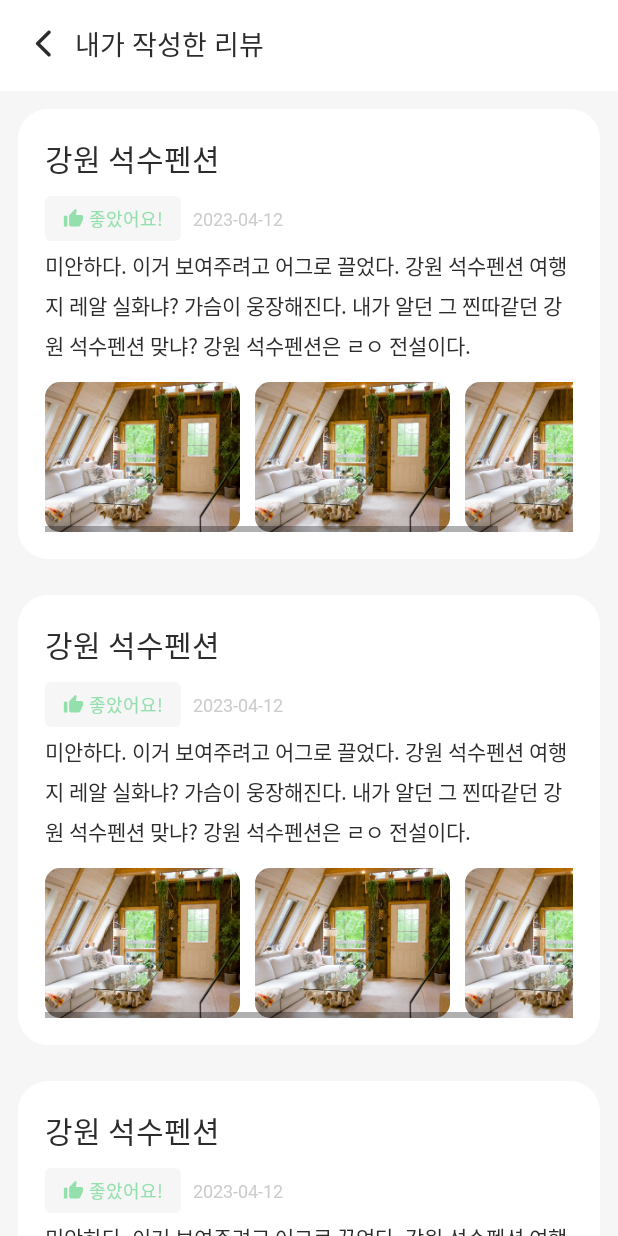
After one commit to HUFS-Capstone-23-01/TravelFeelDog-Android, an Android app: the layout fragment_my_review.xml on its own in the app's theme, with its tools: preview values and no code run, on a phone screen of 412 x 824 dp. The commit adds this screen. Run offline under Robolectric (Android 15) with nearby library versions, the phone set to English and light mode, and no system bars.

Commit message:
[LAYOUT] 내가 작성한 리뷰 페이지 제작

```diff
--- /dev/null
+++ b/app/src/main/java/com/example/travelfeeldog/presentation/mypage/MyReviewFragment.kt
@@ -0,0 +1,14 @@
+package com.example.travelfeeldog.presentation.mypage
+
+import android.os.Bundle
+import androidx.fragment.app.Fragment
+import android.view.LayoutInflater
+import android.view.View
+import android.view.ViewGroup
+import com.example.travelfeeldog.R
+import com.example.travelfeeldog.databinding.FragmentMyReviewBinding
+import com.example.travelfeeldog.presentation.common.BaseFragment
+
+class MyReviewFragment : BaseFragment<FragmentMyReviewBinding>(R.layout.fragment_my_review) {
+
+}
--- /dev/null
+++ b/app/src/main/res/drawable/bg_box_solid_gray_small.xml
@@ -0,0 +1,5 @@
+<?xml version="1.0" encoding="utf-8"?>
+<shape xmlns:android="http://schemas.android.com/apk/res/android">
+    <solid android:color="@color/gray4"/>
+    <corners android:radius="4dp"/>
+</shape>
--- a/app/src/main/res/drawable/ic_arrow_left.xml
+++ b/app/src/main/res/drawable/ic_arrow_left.xml
@@ -1,9 +1,9 @@
 <vector xmlns:android="http://schemas.android.com/apk/res/android"
-    android:width="48dp"
-    android:height="48dp"
+    android:width="22dp"
+    android:height="22dp"
     android:viewportWidth="48"
     android:viewportHeight="48">
   <path
       android:pathData="M30.25,42.2L13.4,25.4C13.2,25.2 13.058,24.983 12.974,24.75C12.89,24.517 12.849,24.267 12.85,24C12.85,23.733 12.891,23.483 12.974,23.25C13.057,23.017 13.199,22.8 13.4,22.6L30.25,5.75C30.717,5.283 31.3,5.05 32,5.05C32.7,5.05 33.3,5.3 33.8,5.8C34.3,6.3 34.55,6.883 34.55,7.55C34.55,8.216 34.3,8.8 33.8,9.3L19.1,24L33.8,38.7C34.267,39.167 34.5,39.742 34.5,40.426C34.5,41.11 34.25,41.701 33.75,42.2C33.25,42.7 32.667,42.95 32,42.95C31.333,42.95 30.75,42.7 30.25,42.2Z"
-      android:fillColor="#CCCCCC"/>
+      android:fillColor="@color/black"/>
 </vector>
--- a/app/src/main/res/drawable/ic_close.xml
+++ b/app/src/main/res/drawable/ic_close.xml
@@ -1,6 +1,6 @@
 <vector xmlns:android="http://schemas.android.com/apk/res/android"
-    android:width="18dp"
-    android:height="18dp"
+    android:width="26dp"
+    android:height="26dp"
     android:viewportWidth="26"
     android:viewportHeight="26">
   <path
--- /dev/null
+++ b/app/src/main/res/drawable/ic_dislike.xml
@@ -0,0 +1,4 @@
+<vector android:height="14dp" android:viewportHeight="50"
+    android:viewportWidth="50" android:width="14dp" xmlns:android="http://schemas.android.com/apk/res/android">
+    <path android:fillColor="#FF6565" android:pathData="M2.083,29.167C2.083,30.272 2.522,31.331 3.304,32.113C4.085,32.894 5.145,33.333 6.25,33.333L19.417,33.333L17.417,42.854C17.375,43.062 17.354,43.292 17.354,43.521C17.354,44.375 17.708,45.167 18.271,45.729L20.479,47.917L34.187,34.208C34.958,33.437 35.417,32.396 35.417,31.25L35.417,10.417C35.417,9.311 34.978,8.252 34.196,7.47C33.415,6.689 32.355,6.25 31.25,6.25L12.5,6.25C10.771,6.25 9.292,7.292 8.667,8.792L2.375,23.479C2.187,23.958 2.083,24.458 2.083,25L2.083,29.167ZM47.917,6.25L39.583,6.25L39.583,31.25L47.917,31.25L47.917,6.25Z"/>
+</vector>
--- /dev/null
+++ b/app/src/main/res/drawable/ic_like.xml
@@ -0,0 +1,4 @@
+<vector android:height="14dp" android:viewportHeight="50"
+    android:viewportWidth="50" android:width="14dp" xmlns:android="http://schemas.android.com/apk/res/android">
+    <path android:fillColor="#94E0AC" android:pathData="M47.917,20.833C47.917,19.728 47.478,18.669 46.696,17.887C45.915,17.106 44.855,16.667 43.75,16.667H30.583L32.583,7.146C32.625,6.938 32.646,6.708 32.646,6.479C32.646,5.625 32.292,4.833 31.729,4.271L29.521,2.083L15.813,15.792C15.042,16.563 14.583,17.604 14.583,18.75V39.583C14.583,40.689 15.023,41.748 15.804,42.53C16.585,43.311 17.645,43.75 18.75,43.75H37.5C39.229,43.75 40.708,42.708 41.333,41.208L47.625,26.521C47.813,26.042 47.917,25.542 47.917,25V20.833ZM2.083,43.75H10.417V18.75H2.083V43.75Z"/>
+</vector>
--- /dev/null
+++ b/app/src/main/res/drawable/ic_normal.xml
@@ -0,0 +1,4 @@
+<vector android:height="14dp" android:viewportHeight="50"
+    android:viewportWidth="50" android:width="14dp" xmlns:android="http://schemas.android.com/apk/res/android">
+    <path android:fillColor="@color/emo_purple" android:pathData="M25,45.833C13.494,45.833 4.167,36.506 4.167,25C4.167,13.494 13.494,4.167 25,4.167C36.506,4.167 45.833,13.494 45.833,25C45.833,36.506 36.506,45.833 25,45.833ZM16.667,29.167V33.333H33.333V29.167H16.667ZM16.667,22.917C17.496,22.917 18.29,22.587 18.876,22.001C19.462,21.415 19.792,20.62 19.792,19.792C19.792,18.963 19.462,18.168 18.876,17.582C18.29,16.996 17.496,16.667 16.667,16.667C15.838,16.667 15.043,16.996 14.457,17.582C13.871,18.168 13.542,18.963 13.542,19.792C13.542,20.62 13.871,21.415 14.457,22.001C15.043,22.587 15.838,22.917 16.667,22.917ZM33.333,22.917C34.162,22.917 34.957,22.587 35.543,22.001C36.129,21.415 36.458,20.62 36.458,19.792C36.458,18.963 36.129,18.168 35.543,17.582C34.957,16.996 34.162,16.667 33.333,16.667C32.505,16.667 31.71,16.996 31.124,17.582C30.538,18.168 30.208,18.963 30.208,19.792C30.208,20.62 30.538,21.415 31.124,22.001C31.71,22.587 32.505,22.917 33.333,22.917Z"/>
+</vector>
--- /dev/null
+++ b/app/src/main/res/layout/fragment_my_review.xml
@@ -0,0 +1,50 @@
+<?xml version="1.0" encoding="utf-8"?>
+<layout xmlns:android="http://schemas.android.com/apk/res/android"
+    xmlns:app="http://schemas.android.com/apk/res-auto"
+    xmlns:tools="http://schemas.android.com/tools"
+    tools:context=".presentation.mypage.MyReviewFragment">
+
+    <androidx.constraintlayout.widget.ConstraintLayout
+        android:layout_width="match_parent"
+        android:layout_height="match_parent">
+
+        <androidx.appcompat.widget.AppCompatImageButton
+            android:id="@+id/ib_my_page_review_close"
+            android:layout_width="wrap_content"
+            android:layout_height="wrap_content"
+            android:layout_marginStart="18dp"
+            android:layout_marginTop="18dp"
+            android:background="@color/transparent"
+            android:src="@drawable/ic_arrow_left"
+            app:layout_constraintEnd_toStartOf="@id/tv_my_review_top_title"
+            app:layout_constraintStart_toStartOf="parent"
+            app:layout_constraintTop_toTopOf="parent" />
+
+        <androidx.appcompat.widget.AppCompatTextView
+            android:id="@+id/tv_my_review_top_title"
+            style="@style/Text_18_Medium.Black"
+            android:layout_width="0dp"
+            android:layout_height="wrap_content"
+            android:layout_marginStart="10dp"
+            android:text="내가 작성한 리뷰"
+            app:layout_constraintBottom_toBottomOf="@id/ib_my_page_review_close"
+            app:layout_constraintEnd_toEndOf="parent"
+            app:layout_constraintStart_toEndOf="@id/ib_my_page_review_close"
+            app:layout_constraintTop_toTopOf="@id/ib_my_page_review_close" />
+
+        <androidx.recyclerview.widget.RecyclerView
+            android:id="@+id/rv_my_review_list"
+            android:layout_width="match_parent"
+            android:layout_height="0dp"
+            android:layout_marginTop="18dp"
+            android:background="@color/gray4"
+            android:orientation="vertical"
+            app:layoutManager="androidx.recyclerview.widget.LinearLayoutManager"
+            app:layout_constraintBottom_toBottomOf="parent"
+            app:layout_constraintEnd_toEndOf="parent"
+            app:layout_constraintStart_toStartOf="parent"
+            app:layout_constraintTop_toBottomOf="@id/tv_my_review_top_title"
+            tools:listitem="@layout/item_my_review" />
+    </androidx.constraintlayout.widget.ConstraintLayout>
+
+</layout>
--- /dev/null
+++ b/app/src/main/res/layout/item_my_review.xml
@@ -0,0 +1,159 @@
+<?xml version="1.0" encoding="utf-8"?>
+<layout xmlns:android="http://schemas.android.com/apk/res/android"
+    xmlns:app="http://schemas.android.com/apk/res-auto"
+    xmlns:tools="http://schemas.android.com/tools">
+
+    <androidx.constraintlayout.widget.ConstraintLayout
+        android:layout_width="match_parent"
+        android:layout_height="wrap_content"
+        android:background="@color/gray4"
+        android:padding="12dp">
+
+        <androidx.constraintlayout.widget.ConstraintLayout
+            android:layout_width="match_parent"
+            android:layout_height="match_parent"
+            android:background="@drawable/bg_white_radius"
+            android:padding="18dp"
+            app:layout_constraintBottom_toBottomOf="parent"
+            app:layout_constraintEnd_toEndOf="parent"
+            app:layout_constraintStart_toStartOf="parent"
+            app:layout_constraintTop_toTopOf="parent">
+
+            <androidx.appcompat.widget.AppCompatTextView
+                android:id="@+id/tv_location_name"
+                style="@style/Text_20_Bold.Black"
+                android:layout_width="0dp"
+                android:layout_height="wrap_content"
+                app:layout_constraintEnd_toEndOf="parent"
+                app:layout_constraintStart_toStartOf="parent"
+                app:layout_constraintTop_toTopOf="parent"
+                tools:text="강원 석수펜션" />
+
+            <androidx.appcompat.widget.AppCompatTextView
+                android:id="@+id/tv_like_tag"
+                style="@style/Text_12_Bold.Green"
+                android:layout_width="wrap_content"
+                android:layout_height="wrap_content"
+                android:layout_marginTop="10dp"
+                android:background="@drawable/bg_box_solid_gray_small"
+                android:drawableStart="@drawable/ic_like"
+                android:drawablePadding="3dp"
+                android:paddingStart="12dp"
+                android:paddingTop="6dp"
+                android:paddingEnd="12dp"
+                android:paddingBottom="6dp"
+                android:text="좋았어요!"
+                android:visibility="visible"
+                app:layout_constraintStart_toStartOf="parent"
+                app:layout_constraintTop_toBottomOf="@id/tv_location_name" />
+
+            <androidx.appcompat.widget.AppCompatTextView
+                android:id="@+id/tv_normal_tag"
+                style="@style/Text_12_Bold.Purple"
+                android:layout_width="wrap_content"
+                android:layout_height="wrap_content"
+                android:layout_marginTop="10dp"
+                android:background="@drawable/bg_box_solid_gray_small"
+                android:drawableStart="@drawable/ic_normal"
+                android:drawablePadding="3dp"
+                android:paddingStart="12dp"
+                android:paddingTop="6dp"
+                android:paddingEnd="12dp"
+                android:paddingBottom="6dp"
+                android:text="보통이요!"
+                android:visibility="invisible"
+                app:layout_constraintStart_toStartOf="parent"
+                app:layout_constraintTop_toBottomOf="@id/tv_location_name" />
+
+            <androidx.appcompat.widget.AppCompatTextView
+                style="@style/Text_12_Bold.Red"
+                android:layout_width="wrap_content"
+                android:layout_height="wrap_content"
+                android:layout_marginTop="10dp"
+                android:background="@drawable/bg_box_solid_gray_small"
+                android:drawableStart="@drawable/ic_dislike"
+                android:drawablePadding="3dp"
+                android:paddingStart="12dp"
+                android:paddingTop="6dp"
+                android:paddingEnd="12dp"
+                android:paddingBottom="6dp"
+                android:text="별로에요!"
+                android:visibility="invisible"
+                app:layout_constraintStart_toStartOf="parent"
+                app:layout_constraintTop_toBottomOf="@id/tv_location_name" />
+
+            <androidx.appcompat.widget.AppCompatTextView
+                android:id="@+id/tv_review_date"
+                style="@style/Text_12_Regular.Gray"
+                android:layout_width="0dp"
+                android:layout_height="wrap_content"
+                android:layout_marginStart="8dp"
+                app:layout_constraintBottom_toBottomOf="@id/tv_like_tag"
+                app:layout_constraintEnd_toEndOf="parent"
+                app:layout_constraintStart_toEndOf="@id/tv_like_tag"
+                app:layout_constraintTop_toTopOf="@id/tv_like_tag"
+                tools:text="2023-04-12" />
+
+            <androidx.appcompat.widget.AppCompatTextView
+                android:id="@+id/tv_review_comment"
+                style="@style/Text_14_Regular.Black"
+                android:layout_width="0dp"
+                android:layout_height="wrap_content"
+                android:layout_marginTop="6dp"
+                android:lineSpacingExtra="6dp"
+                app:layout_constraintEnd_toEndOf="parent"
+                app:layout_constraintStart_toStartOf="parent"
+                app:layout_constraintTop_toBottomOf="@id/tv_like_tag"
+                tools:text="@string/dummy_text_multi_line" />
+
+            <HorizontalScrollView
+                android:id="@+id/hsv_review_image_container"
+                android:layout_width="0dp"
+                android:layout_height="wrap_content"
+                android:layout_marginTop="14dp"
+                android:visibility="visible"
+                app:layout_constraintEnd_toEndOf="parent"
+                app:layout_constraintStart_toStartOf="parent"
+                app:layout_constraintTop_toBottomOf="@id/tv_review_comment">
+
+                <LinearLayout
+                    android:layout_width="wrap_content"
+                    android:layout_height="match_parent"
+                    android:orientation="horizontal">
+
+                    <com.google.android.material.imageview.ShapeableImageView
+                        android:id="@+id/siv_first"
+                        android:layout_width="130dp"
+                        android:layout_height="100dp"
+                        android:layout_marginEnd="10dp"
+                        android:scaleType="centerCrop"
+                        app:shapeAppearanceOverlay="@style/RoundingImageView"
+                        tools:src="@drawable/img_test_location" />
+
+                    <com.google.android.material.imageview.ShapeableImageView
+                        android:id="@+id/siv_second"
+                        android:layout_width="130dp"
+                        android:layout_height="100dp"
+                        android:layout_marginEnd="10dp"
+                        android:scaleType="centerCrop"
+                        app:shapeAppearanceOverlay="@style/RoundingImageView"
+                        tools:src="@drawable/img_test_location" />
+
+                    <com.google.android.material.imageview.ShapeableImageView
+                        android:id="@+id/siv_third"
+                        android:layout_width="130dp"
+                        android:layout_height="100dp"
+                        android:scaleType="centerCrop"
+                        app:shapeAppearanceOverlay="@style/RoundingImageView"
+                        tools:src="@drawable/img_test_location" />
+
+                </LinearLayout>
+
+            </HorizontalScrollView>
+
+
+        </androidx.constraintlayout.widget.ConstraintLayout>
+    </androidx.constraintlayout.widget.ConstraintLayout>
+
+
+</layout>
--- a/app/src/main/res/values/colors.xml
+++ b/app/src/main/res/values/colors.xml
@@ -22,6 +22,7 @@
     <color name="sky_blue">#62A9DD</color>
     <color name="blue_purple">#8167B9</color>
     <color name="weak_purple">#9862DD</color>
+    <color name="emo_purple">#AA6BDC</color>
 
     <color name="black_gray_transparent">#80545454</color>
     <color name="black_gray_weak_transparent">#33545454</color>
--- a/app/src/main/res/values/strings.xml
+++ b/app/src/main/res/values/strings.xml
@@ -22,7 +22,10 @@
     <string name="navigation_home">홈</string>
     <string name="navigation_search">검색</string>
     <string name="navigation_my_page">마이 페이지</string>
-    <!-- TODO: Remove or change this placeholder text -->
-    <string name="hello_blank_fragment">Hello blank fragment</string>
+
+    <!-- 검색 바 힌트 텍스트 -->
     <string name="home_search_bar">검색어를 입력해 주세요.</string>
+
+    <!-- 더미 텍스트 -->
+    <string name="dummy_text_multi_line">미안하다. 이거 보여주려고 어그로 끌었다. 강원 석수펜션 여행지 레알 실화냐? 가슴이 웅장해진다. 내가 알던 그 찐따같던 강원 석수펜션 맞냐? 강원 석수펜션은 ㄹㅇ 전설이다.</string>
 </resources>
--- a/app/src/main/res/values/styles.xml
+++ b/app/src/main/res/values/styles.xml
@@ -41,10 +41,23 @@
     </style>
 
     <!-- Bold 텍스트 -->
+    <style name="Text_12_Bold" parent="FontWeight_6_Bold"><item name="android:textSize">12sp</item></style>
     <style name="Text_14_Bold" parent="FontWeight_6_Bold"><item name="android:textSize">14sp</item></style>
     <style name="Text_16_Bold" parent="FontWeight_6_Bold"><item name="android:textSize">16sp</item></style>
     <style name="Text_18_Bold" parent="FontWeight_6_Bold"><item name="android:textSize">18sp</item></style>
     <style name="Text_20_Bold" parent="FontWeight_6_Bold"><item name="android:textSize">20sp</item></style>
+
+    <style name="Text_12_Bold.Green" parent="Text_12_Bold">
+        <item name="android:textColor">@color/primary_color</item>
+    </style>
+
+    <style name="Text_12_Bold.Purple" parent="Text_12_Bold">
+        <item name="android:textColor">@color/emo_purple</item>
+    </style>
+
+    <style name="Text_12_Bold.Red" parent="Text_12_Bold">
+        <item name="android:textColor">@color/red</item>
+    </style>
 
     <style name="Text_14_Bold.White" parent="Text_14_Bold">
         <item name="android:textColor">@color/white</item>
@@ -60,6 +73,10 @@
 
     <style name="Text_20_Bold.White" parent="Text_20_Bold">
         <item name="android:textColor">@color/white</item>
+    </style>
+
+    <style name="Text_20_Bold.Black" parent="Text_20_Bold">
+        <item name="android:textColor">@color/black</item>
     </style>
 
 
@@ -114,6 +131,11 @@
         <item name="android:textColor">@color/primary_color</item>
     </style>
 
+    <style name="Text_14_Regular.Black" parent="Text_14_Regular">
+        <item name="android:textColor">@color/black</item>
+    </style>
+
+
     <style name="Text_14_Regular.White" parent="Text_14_Regular">
         <item name="android:textColor">@color/white</item>
     </style>
@@ -132,6 +154,10 @@
 
     <style name="Text_12_Regular.Black" parent="Text_12_Regular">
         <item name="android:textColor">@color/black</item>
+    </style>
+
+    <style name="Text_12_Regular.Gray" parent="Text_12_Regular">
+        <item name="android:textColor">@color/gray2</item>
     </style>
 
     <style name="Text_12_Regular.Red" parent="Text_12_Regular">
```
